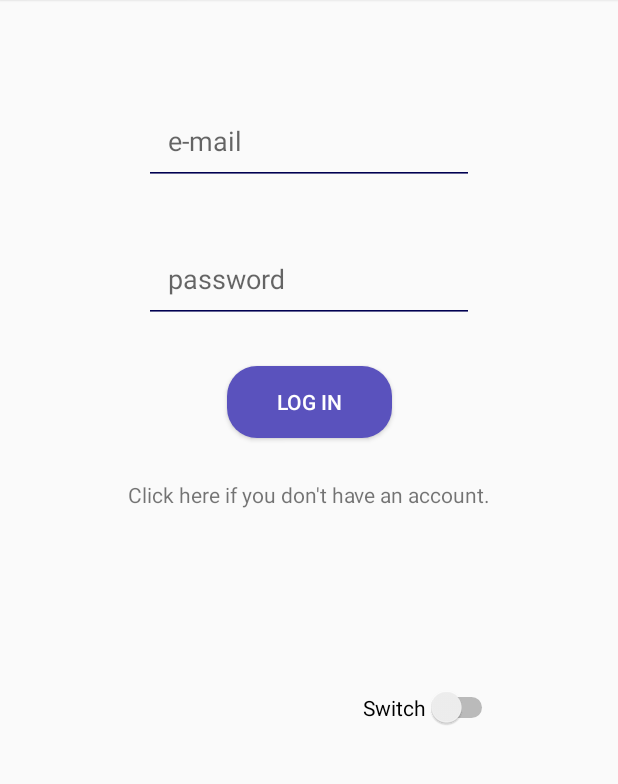
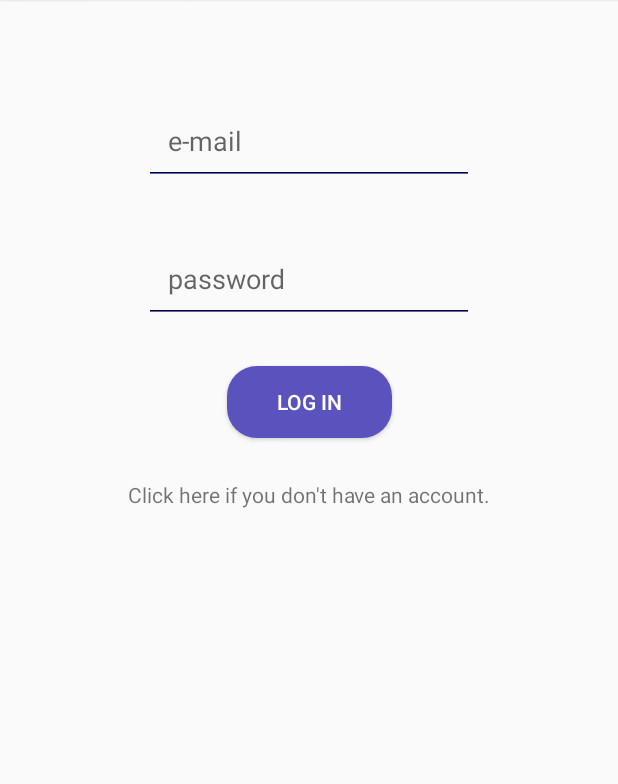
Before and after one commit to mkosecki1/calendar, an Android app: the screen it shows after launch (MainActivity), on a phone screen of 412 x 824 dp, the part 57-841 px from its top. Run offline under Robolectric (Android 15) with nearby library versions, the light colour scheme and no system bars; our stand-ins replace Firebase (no records; nobody signed in at launch, a user with empty details on screens opened directly); libraries missing offline, so code that uses them is left out: com.muddzdev.styleabletoast.

Commit message:
Delete unused code

```diff
--- a/app/src/main/res/layout/activity_main.xml
+++ b/app/src/main/res/layout/activity_main.xml
@@ -158,14 +158,4 @@
         app:layout_constraintStart_toStartOf="parent"
         app:layout_constraintTop_toTopOf="parent" />
 
-    <Switch
-        android:id="@+id/switch1"
-        android:layout_width="wrap_content"
-        android:layout_height="wrap_content"
-        android:layout_marginTop="84dp"
-        android:layout_marginEnd="80dp"
-        android:text="Switch"
-        app:layout_constraintEnd_toEndOf="parent"
-        app:layout_constraintTop_toBottomOf="@+id/progressbar_main_activity" />
-
 </androidx.constraintlayout.widget.ConstraintLayout>
```
Also changed, not shown: app/src/main/java/com/sharedcalendar/ui/MainActivity.kt (+4 -13 lines).
